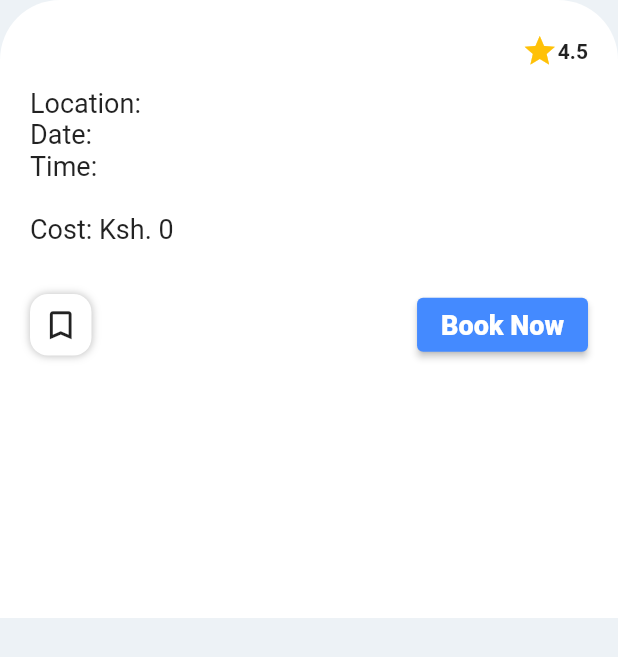
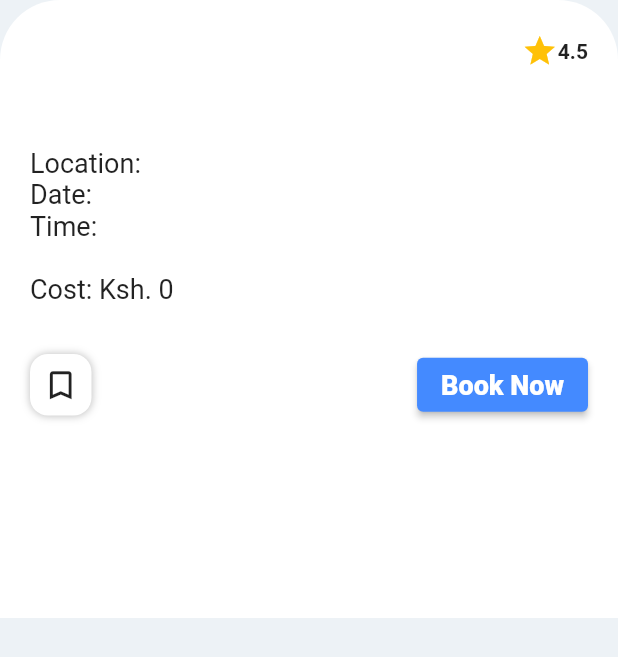
Before and after one commit to njogubless/HikersAfrique, a Flutter app: the PostScreenNavBar widget shown alone on an empty page, opened directly with empty values, on a phone screen of 412 x 824 dp. Shown: the top 657 px of the screen. Run offline on Flutter 3.47's test engine with Material 2 defaults, Android fonts, the phone set to English and light mode, and no system bars; our stand-ins replace cloud_firestore, curved_navigation_bar, email_validator, firebase_auth, firebase_core, flutter_spinkit; accounts and stored records are empty; network calls fail.

Commit message:
Update spacing

```diff
--- a/lib/widgets/postscreen_navbar.dart
+++ b/lib/widgets/postscreen_navbar.dart
@@ -52,7 +52,7 @@ class PostScreenNavBar extends StatelessWidget {
                     ],
                   );
                 }),
-                const SizedBox(height: 10.0),
+                const SizedBox(height: 50.0),
                 Text(
                   'Location: ${event.eventLocation}\nDate: ${event.eventDate}\nTime: ${event.eventTime}\n\nCost: Ksh. ${event.eventCost}',
                   style: const TextStyle(
```
